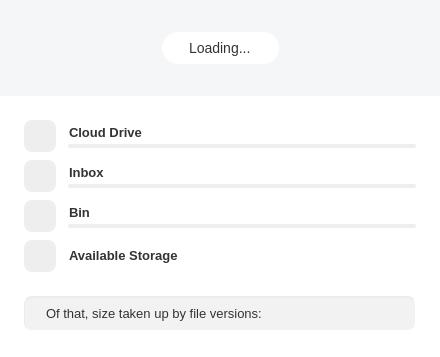
Old version of the form src/MEGASync/gui/macx/AccountDetailsDialog.ui in the repository meganz/MEGAsync.
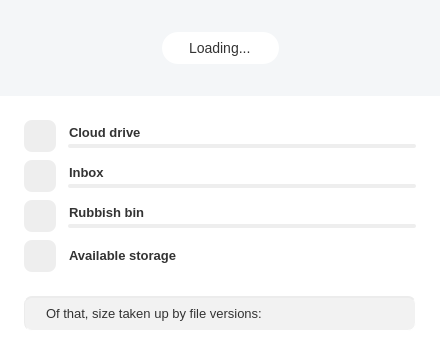
New version of the form. Icons and pictures are not drawn. Custom widgets are drawn as their Qt base class.

Commit message: Fix case in accountDetailsDialog + update related strings in ts file

```diff
--- a/src/MEGASync/gui/macx/AccountDetailsDialog.ui
+++ b/src/MEGASync/gui/macx/AccountDetailsDialog.ui
@@ -800,7 +800,7 @@
              <item>
               <widget class="QLabel" name="lCloudDrive">
                <property name="text">
-                <string>Cloud Drive</string>
+                <string>Cloud drive</string>
                </property>
               </widget>
              </item>
@@ -916,7 +916,7 @@
              <item>
               <widget class="QLabel" name="lRubbish">
                <property name="text">
-                <string>Bin</string>
+                <string>Rubbish bin</string>
                </property>
               </widget>
              </item>
@@ -1012,7 +1012,7 @@
            <item alignment="Qt::AlignVCenter">
             <widget class="QLabel" name="lAvailable">
              <property name="text">
-              <string>Available Storage</string>
+              <string>Available storage</string>
              </property>
             </widget>
            </item>
```
The commit also changes 3 other files.
